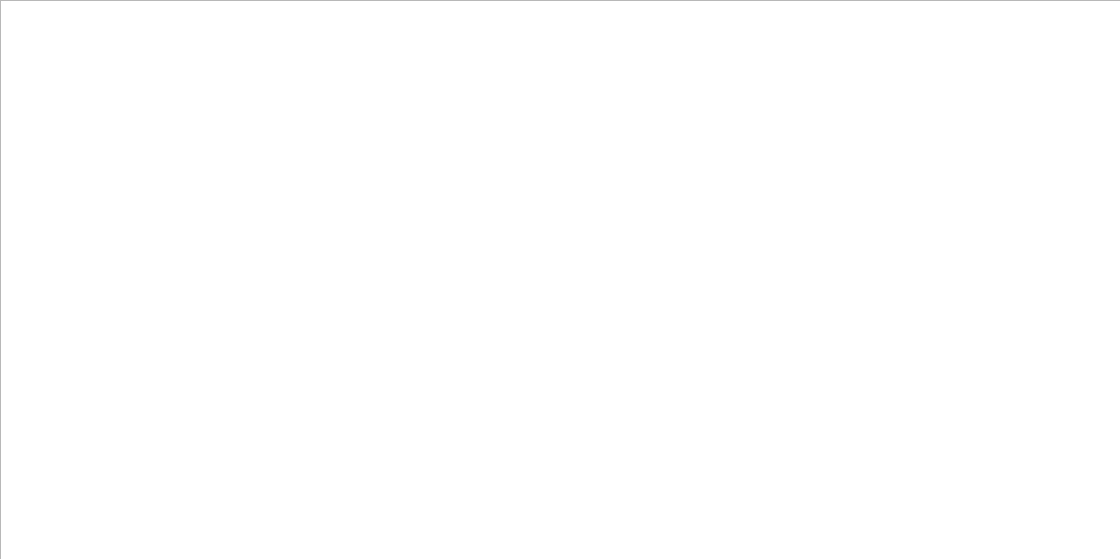
This is UI.ui in OhMyGodness123/yandex as Qt 5 draws it before an edit. The edited form follows.
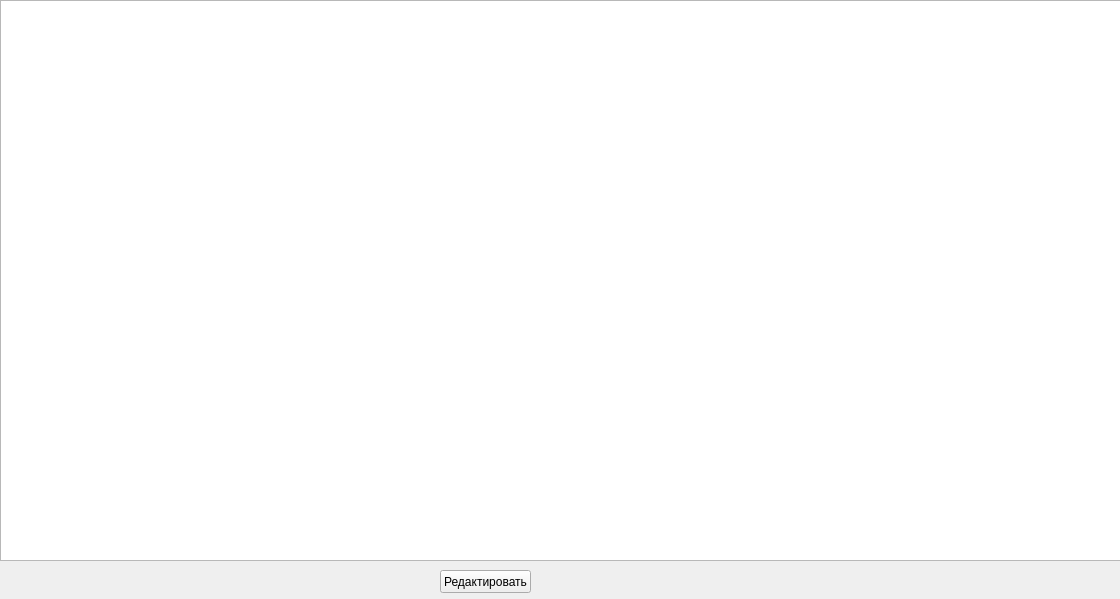
This is the edited form.

What changed in the file:
```diff
--- a/UI.ui
+++ b/UI.ui
@@ -7,7 +7,7 @@
     <x>0</x>
     <y>0</y>
     <width>1120</width>
-    <height>559</height>
+    <height>599</height>
    </rect>
   </property>
   <property name="windowTitle">
@@ -23,6 +23,19 @@
     </rect>
    </property>
   </widget>
+  <widget class="QPushButton" name="red">
+   <property name="geometry">
+    <rect>
+     <x>440</x>
+     <y>570</y>
+     <width>91</width>
+     <height>23</height>
+    </rect>
+   </property>
+   <property name="text">
+    <string>Редактировать</string>
+   </property>
+  </widget>
  </widget>
  <resources/>
  <connections/>
```
